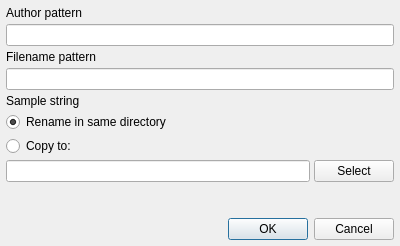
First picture: the form in ui/RenameDialog.ui, repository rupor-github/fb2mobi, before the edit.
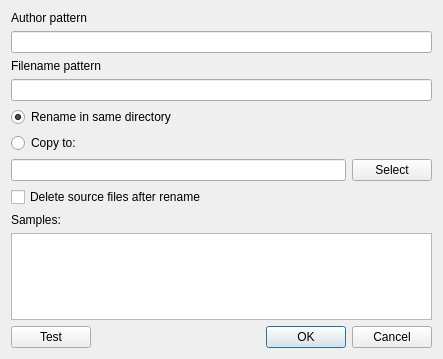
Second picture: the form after the edit.

```diff
--- a/ui/RenameDialog.ui
+++ b/ui/RenameDialog.ui
@@ -6,31 +6,16 @@
    <rect>
     <x>0</x>
     <y>0</y>
-    <width>400</width>
-    <height>246</height>
+    <width>443</width>
+    <height>359</height>
    </rect>
   </property>
   <property name="windowTitle">
    <string>Rename</string>
   </property>
   <layout class="QGridLayout" name="gridLayout">
-   <property name="leftMargin">
-    <number>6</number>
-   </property>
-   <property name="topMargin">
-    <number>6</number>
-   </property>
-   <property name="rightMargin">
-    <number>6</number>
-   </property>
-   <property name="bottomMargin">
-    <number>6</number>
-   </property>
    <item row="0" column="0">
     <layout class="QVBoxLayout" name="verticalLayout">
-     <property name="spacing">
-      <number>4</number>
-     </property>
      <item>
       <widget class="QLabel" name="label">
        <property name="text">
@@ -51,13 +36,6 @@
      <item>
       <widget class="QLineEdit" name="lineFilenamePattern"/>
      </item>
-     <item>
-      <widget class="QLabel" name="labelSample">
-       <property name="text">
-        <string>Sample string</string>
-       </property>
-      </widget>
-     </item>
      <item>
       <widget class="QRadioButton" name="radioSameDir">
        <property name="text">
@@ -90,28 +68,63 @@
       </layout>
      </item>
      <item>
-      <spacer name="verticalSpacer">
-       <property name="orientation">
-        <enum>Qt::Vertical</enum>
+      <widget class="QCheckBox" name="checkDeleteAfterRename">
+       <property name="text">
+        <string>Delete source files after rename</string>
        </property>
-       <property name="sizeHint" stdset="0">
-        <size>
-         <width>20</width>
-         <height>40</height>
-        </size>
+      </widget>
+     </item>
+     <item>
+      <widget class="QLabel" name="label_2">
+       <property name="text">
+        <string>Samples:</string>
        </property>
-      </spacer>
+      </widget>
      </item>
      <item>
-      <widget class="QDialogButtonBox" name="buttonBox">
-       <property name="orientation">
-        <enum>Qt::Horizontal</enum>
+      <widget class="QTextEdit" name="textSamples">
+       <property name="lineWrapMode">
+        <enum>QTextEdit::NoWrap</enum>
        </property>
-       <property name="standardButtons">
-        <set>QDialogButtonBox::Cancel|QDialogButtonBox::Ok</set>
+       <property name="readOnly">
+        <bool>true</bool>
        </property>
       </widget>
      </item>
+     <item>
+      <layout class="QHBoxLayout" name="horizontalLayout_2">
+       <item>
+        <widget class="QPushButton" name="btnTest">
+         <property name="text">
+          <string>Test</string>
+         </property>
+        </widget>
+       </item>
+       <item>
+        <spacer name="horizontalSpacer">
+         <property name="orientation">
+          <enum>Qt::Horizontal</enum>
+         </property>
+         <property name="sizeHint" stdset="0">
+          <size>
+           <width>40</width>
+           <height>20</height>
+          </size>
+         </property>
+        </spacer>
+       </item>
+       <item>
+        <widget class="QDialogButtonBox" name="buttonBox">
+         <property name="orientation">
+          <enum>Qt::Horizontal</enum>
+         </property>
+         <property name="standardButtons">
+          <set>QDialogButtonBox::Cancel|QDialogButtonBox::Ok</set>
+         </property>
+        </widget>
+       </item>
+      </layout>
+     </item>
     </layout>
    </item>
   </layout>
```
Left out of the diff: 18 changed lines with no effect on the pictures.
